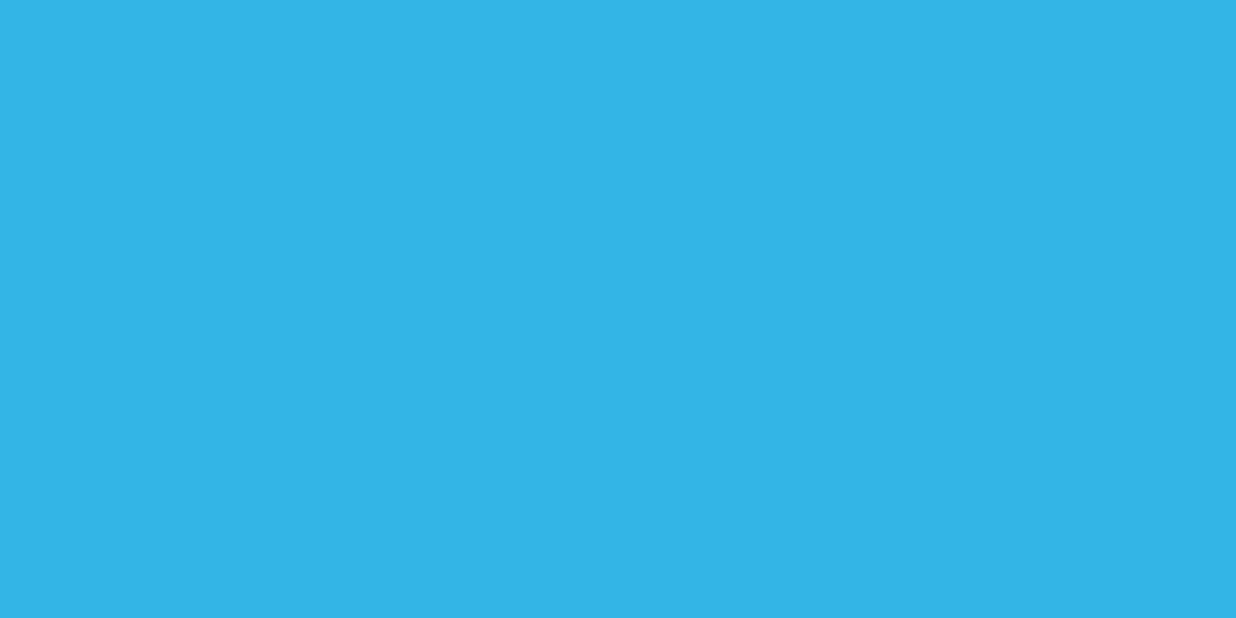
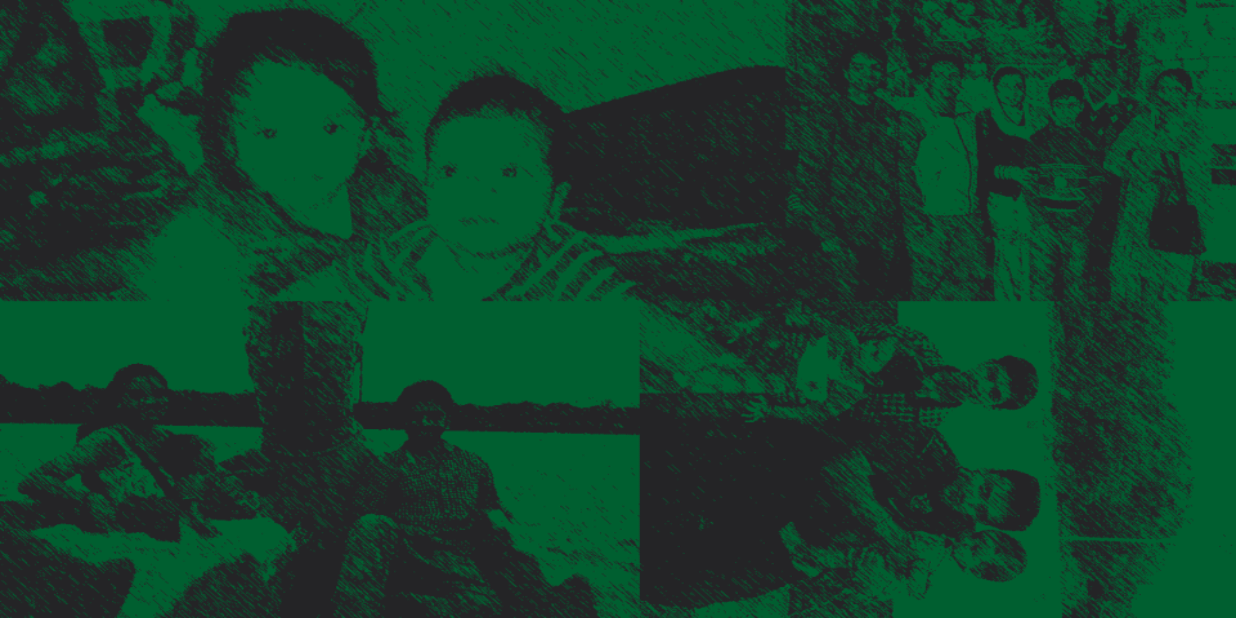
Before and after one commit to akash1999/Kids-Learning-Plus, an Android app: the EasterEgg screen opened directly, with no data from a screen before it, on a phone screen of 824 x 412 dp (held sideways). Before the commit the screen is empty. Run offline under Robolectric (Android 15) with nearby library versions, the phone set to English and light mode, and no system bars.

Commit message:
Update Easter Egg Image

```diff
--- a/app/src/main/res/layout/activity_easter_egg.xml
+++ b/app/src/main/res/layout/activity_easter_egg.xml
@@ -3,7 +3,11 @@
     xmlns:tools="http://schemas.android.com/tools"
     android:layout_width="match_parent"
     android:layout_height="match_parent"
-    android:background="@android:color/holo_blue_light"
     tools:context="com.akdevelopers.kidslearningplus.EasterEgg">
 
+    <ImageView
+        android:layout_width="match_parent"
+        android:layout_height="match_parent"
+        android:scaleType="fitXY"
+        android:src="@drawable/easter_image"/>
 </RelativeLayout>
```
